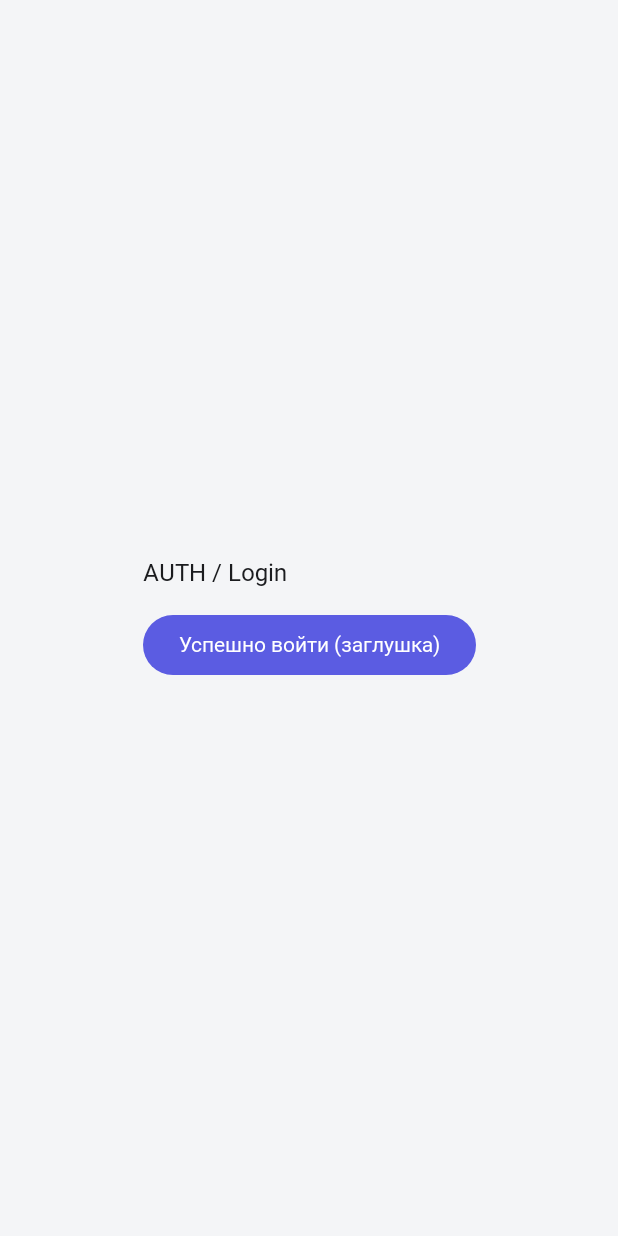
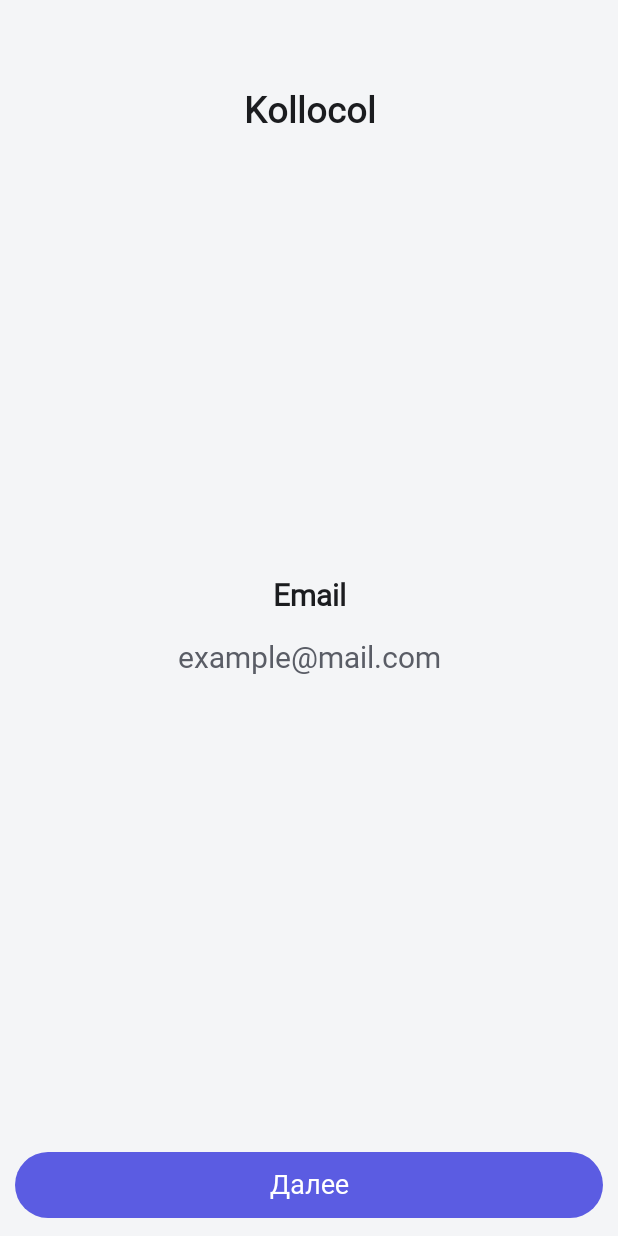
Before and after one commit to Kollocol-Inc/Android, an Android app built with Jetpack Compose: the screen it shows after launch (MainActivity), on a phone screen of 412 x 824 dp. Run offline under Robolectric (Android 15) with nearby library versions, the phone set to English and light mode, and no system bars; our stand-ins replace Dagger/Hilt's generated code; Roboto replaces fonts that are not available here.

Commit message:
create skeleton of first login screen

```diff
--- a/app/src/main/java/com/ziopam/kollocol/feature/auth/AuthGraph.kt
+++ b/app/src/main/java/com/ziopam/kollocol/feature/auth/AuthGraph.kt
@@ -14,7 +14,7 @@ fun NavGraphBuilder.authGraph(
         startDestination = AuthRoute.LOGIN
     ) {
         composable(AuthRoute.LOGIN) {
-            LoginScreen(onLoginSuccess = onAuthorized)
+            LoginScreen()
         }
     }
 }
--- /dev/null
+++ b/app/src/main/java/com/ziopam/kollocol/feature/auth/AuthScaffold.kt
@@ -0,0 +1,43 @@
+package com.ziopam.kollocol.feature.auth
+
+import androidx.compose.foundation.layout.Column
+import androidx.compose.foundation.layout.Spacer
+import androidx.compose.foundation.layout.fillMaxSize
+import androidx.compose.foundation.layout.fillMaxWidth
+import androidx.compose.foundation.layout.padding
+import androidx.compose.material3.Button
+import androidx.compose.material3.Text
+import androidx.compose.runtime.Composable
+import androidx.compose.ui.Modifier
+import androidx.compose.ui.text.style.TextAlign
+import androidx.compose.ui.unit.dp
+import com.ziopam.kollocol.ui.AppScaffold
+import com.ziopam.kollocol.ui.theme.Typography
+
+@Composable
+fun AuthScaffold(
+    onButtonClick: () -> Unit,
+    content: @Composable () -> Unit
+){
+    AppScaffold {
+        Column (Modifier.fillMaxSize()) {
+            Text(
+                text="Kollocol",
+                style= Typography.headlineMedium,
+                textAlign = TextAlign.Center,
+                modifier = Modifier.fillMaxWidth().padding(top = 50.dp)
+            )
+
+            Spacer(Modifier.weight(1f))
+            content()
+            Spacer(Modifier.weight(1f))
+
+            Button(
+                onClick=onButtonClick,
+                modifier = Modifier.fillMaxWidth()
+            ) {
+                Text("Далее")
+            }
+        }
+    }
+}
--- /dev/null
+++ b/app/src/main/java/com/ziopam/kollocol/feature/auth/AuthViewModel.kt
@@ -0,0 +1,26 @@
+package com.ziopam.kollocol.feature.auth
+
+import androidx.compose.runtime.getValue
+import androidx.compose.runtime.mutableStateOf
+import androidx.compose.runtime.setValue
+import androidx.lifecycle.ViewModel
+import dagger.hilt.android.lifecycle.HiltViewModel
+import javax.inject.Inject
+
+private const val MAX_EMAIL_LENGTH = 254
+
+// TODO Link ViewModel with Graph
+@HiltViewModel
+class AuthViewModel @Inject constructor() : ViewModel(){
+    var email by mutableStateOf("")
+        private set
+
+    fun onEmailChanged(input: String) {
+        email = input
+            .lowercase()
+            .filterNot { it.isWhitespace() }
+            .filter { it.code < 128 }
+            .take(MAX_EMAIL_LENGTH)
+    }
+
+}
--- a/app/src/main/java/com/ziopam/kollocol/feature/auth/LoginScreen.kt
+++ b/app/src/main/java/com/ziopam/kollocol/feature/auth/LoginScreen.kt
@@ -1,25 +1,84 @@
 package com.ziopam.kollocol.feature.auth
 
-import androidx.compose.foundation.layout.Column
-import androidx.compose.foundation.layout.Spacer
-import androidx.compose.foundation.layout.height
-import androidx.compose.foundation.layout.padding
-import androidx.compose.material3.Button
+import androidx.compose.foundation.layout.fillMaxWidth
+import androidx.compose.foundation.text.KeyboardOptions
+import androidx.compose.material3.LocalTextStyle
+import androidx.compose.material3.MaterialTheme
 import androidx.compose.material3.Text
+import androidx.compose.material3.TextField
+import androidx.compose.material3.TextFieldDefaults
 import androidx.compose.runtime.Composable
 import androidx.compose.ui.Modifier
-import androidx.compose.ui.unit.dp
-import com.ziopam.kollocol.ui.AppScaffold
+import androidx.compose.ui.graphics.Color
+import androidx.compose.ui.text.input.ImeAction
+import androidx.compose.ui.text.input.KeyboardType
+import androidx.compose.ui.text.style.TextAlign
+import androidx.compose.ui.tooling.preview.Preview
+import com.ziopam.kollocol.ui.theme.AppTheme
+import com.ziopam.kollocol.ui.theme.Typography
+
+// TODO Кнопка неактивна, пока не введен email
+@Composable
+fun LoginScreen() {
+    AuthScaffold({}) {
+        Text(
+            text="Email",
+            style=Typography.headlineSmall,
+            textAlign = TextAlign.Center,
+            modifier = Modifier.fillMaxWidth()
+        )
+        EmailInput("", {})
+    }
+}
 
 @Composable
-fun LoginScreen(onLoginSuccess: () -> Unit) {
-    AppScaffold {
-        Column(Modifier.padding(16.dp)) {
-            Text("AUTH / Login")
-            Spacer(Modifier.height(12.dp))
-            Button(onClick = onLoginSuccess) {
-                Text("Успешно войти (заглушка)")
-            }
-        }
-    }
+fun EmailInput(
+    value: String,
+    onValueChange: (String) -> Unit,
+    modifier: Modifier = Modifier,
+    enabled: Boolean = true
+) {
+    TextField(
+        value = value,
+        onValueChange = onValueChange,
+        modifier = modifier.fillMaxWidth(),
+        enabled = enabled,
+
+        textStyle = LocalTextStyle.current.copy(
+            textAlign = TextAlign.Center
+        ),
+
+        singleLine = true,
+
+        placeholder = {
+            Text(
+                text = "example@mail.com",
+                color = MaterialTheme.colorScheme.onSurfaceVariant,
+                modifier = Modifier.fillMaxWidth(),
+                textAlign = TextAlign.Center
+            )
+        },
+
+        keyboardOptions = KeyboardOptions(
+            keyboardType = KeyboardType.Email,
+            imeAction = ImeAction.Done
+        ),
+
+        colors = TextFieldDefaults.colors(
+            focusedContainerColor = Color.Transparent,
+            unfocusedContainerColor = Color.Transparent,
+            disabledContainerColor = Color.Transparent,
+
+            focusedIndicatorColor = Color.Transparent,
+            unfocusedIndicatorColor = Color.Transparent,
+
+            cursorColor = MaterialTheme.colorScheme.primary
+        )
+    )
 }
+
+@Preview
+@Composable
+fun LoginScreenPreview(){
+    AppTheme { LoginScreen() }
+}
--- a/app/src/main/java/com/ziopam/kollocol/ui/AppScaffold.kt
+++ b/app/src/main/java/com/ziopam/kollocol/ui/AppScaffold.kt
@@ -7,6 +7,7 @@ import androidx.compose.material3.Scaffold
 import androidx.compose.runtime.Composable
 import androidx.compose.ui.Alignment
 import androidx.compose.ui.Modifier
+import androidx.compose.ui.unit.dp
 
 @Composable
 fun AppScaffold(
@@ -17,7 +18,7 @@ fun AppScaffold(
         bottomBar = { bottomBar?.invoke() }
     ) { padding ->
         Box(
-            modifier = Modifier.fillMaxSize().padding(padding),
+            modifier = Modifier.fillMaxSize().padding(padding).padding(10.dp),
             contentAlignment = Alignment.Center
         ){
             content()
--- a/app/src/main/java/com/ziopam/kollocol/ui/theme/ExtraColors.kt
+++ b/app/src/main/java/com/ziopam/kollocol/ui/theme/ExtraColors.kt
@@ -3,6 +3,7 @@ package com.ziopam.kollocol.ui.theme
 import androidx.compose.runtime.Immutable
 import androidx.compose.ui.graphics.Color
 
+// TODO Подумать об удалении лишних цветов
 @Immutable
 data class ExtraColors(
     val textPrimary: Color,
--- a/app/src/main/java/com/ziopam/kollocol/ui/theme/Theme.kt
+++ b/app/src/main/java/com/ziopam/kollocol/ui/theme/Theme.kt
@@ -5,6 +5,7 @@ import androidx.compose.material3.MaterialTheme
 import androidx.compose.runtime.Composable
 import androidx.compose.runtime.staticCompositionLocalOf
 
+// TODO Описать константы для максимального длины поля и максимального размера кнопки
 val LocalExtraColors = staticCompositionLocalOf<ExtraColors> {
     error("ExtraColors not provided")
 }
--- a/app/src/main/java/com/ziopam/kollocol/ui/theme/Type.kt
+++ b/app/src/main/java/com/ziopam/kollocol/ui/theme/Type.kt
@@ -9,61 +9,68 @@ val Typography = Typography(
     displayLarge = TextStyle(
         fontFamily = InterFontFamily,
         fontWeight = FontWeight.Bold,
+        fontSize = 56.sp,
+        lineHeight = 64.sp
+    ),
+
+    headlineLarge = TextStyle(
+        fontFamily = InterFontFamily,
+        fontWeight = FontWeight.SemiBold,
         fontSize = 32.sp,
         lineHeight = 40.sp
     ),
 
-    headlineLarge = TextStyle(
+    headlineMedium = TextStyle(
         fontFamily = InterFontFamily,
         fontWeight = FontWeight.SemiBold,
         fontSize = 24.sp,
         lineHeight = 32.sp
     ),
 
-    headlineMedium = TextStyle(
+    headlineSmall = TextStyle(
         fontFamily = InterFontFamily,
         fontWeight = FontWeight.SemiBold,
         fontSize = 20.sp,
-        lineHeight = 28.sp
+        lineHeight = 24.sp
     ),
 
     titleLarge = TextStyle(
         fontFamily = InterFontFamily,
         fontWeight = FontWeight.Medium,
-        fontSize = 18.sp,
-        lineHeight = 24.sp
+        fontSize = 26.sp,
+        lineHeight = 32.sp
     ),
 
     titleMedium = TextStyle(
         fontFamily = InterFontFamily,
         fontWeight = FontWeight.Medium,
-        fontSize = 16.sp,
-        lineHeight = 22.sp
+        fontSize = 22.sp,
+        lineHeight = 28.sp
     ),
 
     bodyLarge = TextStyle(
         fontFamily = InterFontFamily,
         fontWeight = FontWeight.Normal,
-        fontSize = 16.sp,
-        lineHeight = 24.sp
+        fontSize = 20.sp,
+        lineHeight = 28.sp
     ),
 
     bodyMedium = TextStyle(
         fontFamily = InterFontFamily,
         fontWeight = FontWeight.Normal,
-        fontSize = 14.sp,
-        lineHeight = 20.sp
+        fontSize = 18.sp,
+        lineHeight = 26.sp
     ),
 
     labelLarge = TextStyle(
         fontFamily = InterFontFamily,
         fontWeight = FontWeight.Medium,
-        fontSize = 14.sp
+        fontSize = 18.sp
     ),
 
     labelMedium = TextStyle(
         fontFamily = InterFontFamily,
         fontWeight = FontWeight.Normal,
-        fontSize = 12.sp
+        fontSize = 16.sp
     )
 )
```
